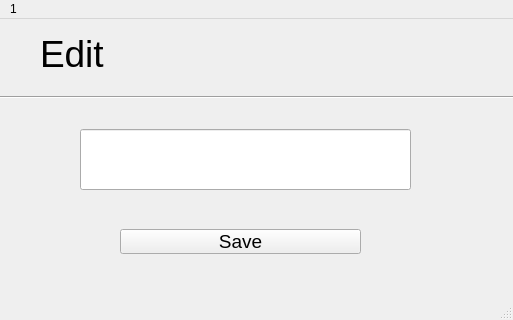
Old version of the form ui/edit_database_item.ui in the repository nuraynab/interactive-system-modelling.
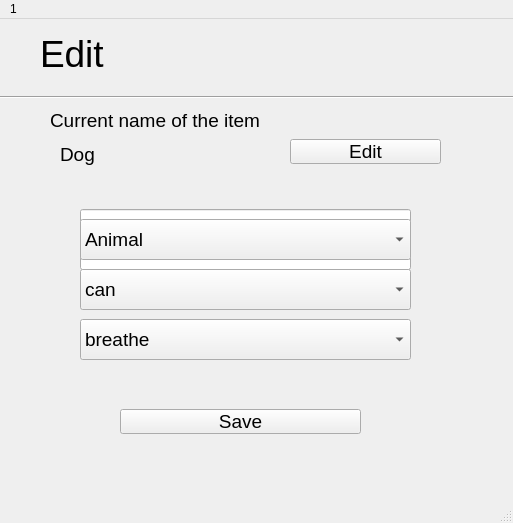
New version of the form.

Commit message: Fixed add and edit buttons for db

What changed in the file:
```diff
--- a/ui/edit_database_item.ui
+++ b/ui/edit_database_item.ui
@@ -7,7 +7,7 @@
     <x>0</x>
     <y>0</y>
     <width>513</width>
-    <height>320</height>
+    <height>523</height>
    </rect>
   </property>
   <property name="sizePolicy">
@@ -50,7 +50,7 @@
     <property name="geometry">
      <rect>
       <x>120</x>
-      <y>210</y>
+      <y>390</y>
       <width>241</width>
       <height>25</height>
      </rect>
@@ -68,12 +68,141 @@
     <property name="geometry">
      <rect>
       <x>80</x>
-      <y>110</y>
+      <y>190</y>
       <width>331</width>
       <height>61</height>
      </rect>
     </property>
    </widget>
+   <widget class="QComboBox" name="CatComboBox">
+    <property name="geometry">
+     <rect>
+      <x>80</x>
+      <y>200</y>
+      <width>331</width>
+      <height>41</height>
+     </rect>
+    </property>
+    <property name="font">
+     <font>
+      <pointsize>14</pointsize>
+     </font>
+    </property>
+    <item>
+     <property name="text">
+      <string>Animal</string>
+     </property>
+    </item>
+    <item>
+     <property name="text">
+      <string>Dog</string>
+     </property>
+    </item>
+   </widget>
+   <widget class="QComboBox" name="TypesComboBox">
+    <property name="geometry">
+     <rect>
+      <x>80</x>
+      <y>250</y>
+      <width>331</width>
+      <height>41</height>
+     </rect>
+    </property>
+    <property name="font">
+     <font>
+      <pointsize>14</pointsize>
+     </font>
+    </property>
+    <item>
+     <property name="text">
+      <string>can</string>
+     </property>
+    </item>
+    <item>
+     <property name="text">
+      <string>has</string>
+     </property>
+    </item>
+   </widget>
+   <widget class="QComboBox" name="AttrComboBox">
+    <property name="geometry">
+     <rect>
+      <x>80</x>
+      <y>300</y>
+      <width>331</width>
+      <height>41</height>
+     </rect>
+    </property>
+    <property name="font">
+     <font>
+      <pointsize>14</pointsize>
+     </font>
+    </property>
+    <item>
+     <property name="text">
+      <string>breathe</string>
+     </property>
+    </item>
+    <item>
+     <property name="text">
+      <string>move</string>
+     </property>
+    </item>
+   </widget>
+   <widget class="QLabel" name="label_2">
+    <property name="geometry">
+     <rect>
+      <x>50</x>
+      <y>86</y>
+      <width>291</width>
+      <height>31</height>
+     </rect>
+    </property>
+    <property name="font">
+     <font>
+      <pointsize>14</pointsize>
+     </font>
+    </property>
+    <property name="text">
+     <string>Current name of the item</string>
+    </property>
+   </widget>
+   <widget class="QLabel" name="label_3">
+    <property name="geometry">
+     <rect>
+      <x>60</x>
+      <y>120</y>
+      <width>151</width>
+      <height>31</height>
+     </rect>
+    </property>
+    <property name="font">
+     <font>
+      <pointsize>14</pointsize>
+     </font>
+    </property>
+    <property name="text">
+     <string>Dog</string>
+    </property>
+   </widget>
+   <widget class="QPushButton" name="editBtn">
+    <property name="geometry">
+     <rect>
+      <x>290</x>
+      <y>120</y>
+      <width>151</width>
+      <height>25</height>
+     </rect>
+    </property>
+    <property name="font">
+     <font>
+      <pointsize>14</pointsize>
+     </font>
+    </property>
+    <property name="text">
+     <string>Edit</string>
+    </property>
+   </widget>
   </widget>
   <widget class="QMenuBar" name="menubar">
    <property name="geometry">
```
Left out of the diff: 3 changed lines with no effect on the pictures. The commit also changes 7 other files.
